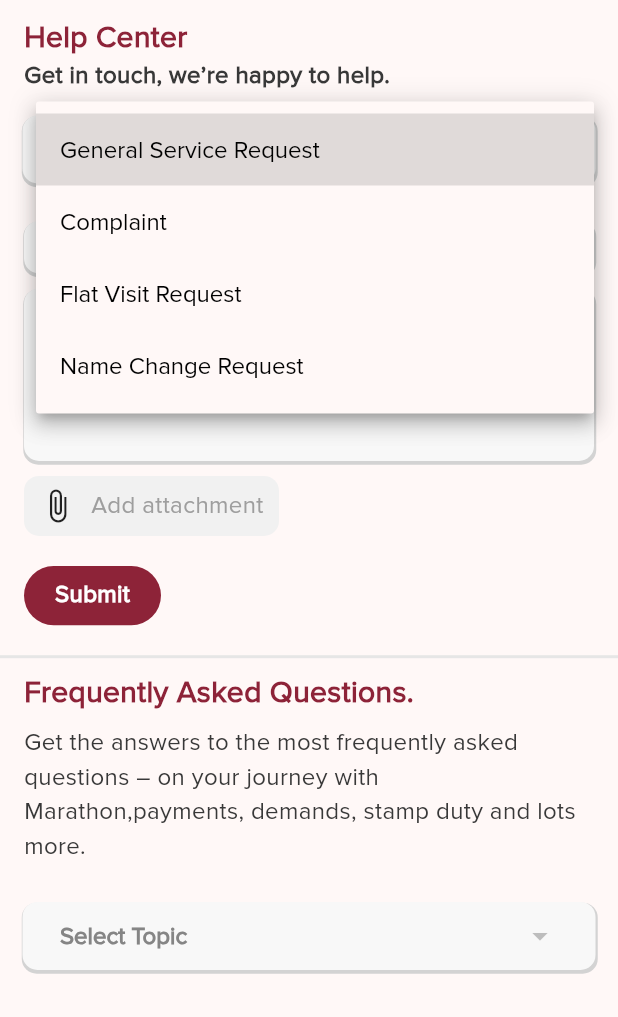
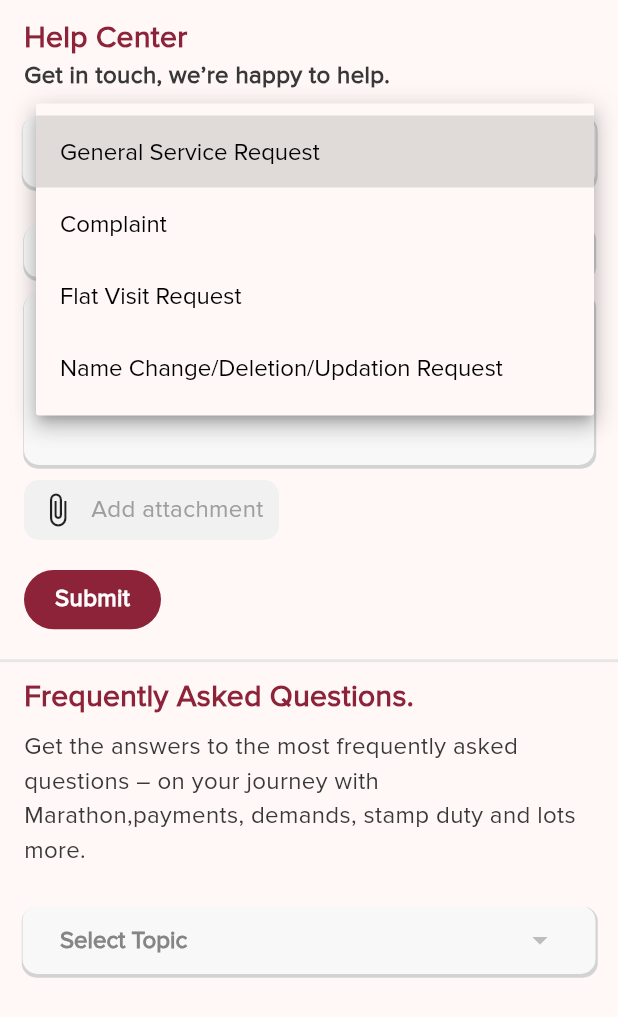
Before and after one commit to ajay-infozzle/my_marathon, a Flutter app: the SupportPage screen opened directly, after a tap on "General Service Request", on a phone screen of 412 x 824 dp. Shown: the top 1017 px of the screen. Run offline on Flutter 3.47's test engine with Material 3 defaults, Android fonts, the phone set to English and light mode, and no system bars; our stand-ins replace cached_network_image, country_code_picker, dio, file_picker, firebase_analytics, firebase_core and 12 more; missing offline and left inert: html_to_pdf_plus, open_file_plus; accounts and stored records are empty; generated files the repository leaves out were written again; network calls fail; statements that could not run were skipped.

Commit message:
version 2.0.0+7

```diff
--- a/lib/controllers/support_controller/support_controller.dart
+++ b/lib/controllers/support_controller/support_controller.dart
@@ -44,7 +44,7 @@ class SupportController extends BaseController {
     "General Service Request",
     "Complaint",
     "Flat Visit Request",
-    "Name Change Request"
+    "Name Change/Deletion/Updation Request"
   ];
 
   GetFaqDataUseCase getFaqDataUseCase;
--- a/lib/data/server/api/api_const.dart
+++ b/lib/data/server/api/api_const.dart
@@ -17,6 +17,11 @@ class Api {
   static const flatVisitFormApi ='$baseUrl/api/getinfoformobileapp';
   static const nameChangeFormApi ='$baseUrl/api/getinfoformobileapp';
 
+
+  static const nameDeletionFormDownloadUrl ='https://crm.marathon.in/pdf/New_Name_Deletion_Letter.docx';
+  static const nameAdditionFormDownloadUrl ='https://crm.marathon.in/pdf/New_Revised_Name_Addition_Letter.docx';
+  static const nameInterchangeFormDownloadUrl = 'https://crm.marathon.in/pdf/New_Revised_Name_Interchange_Letter.docx';
+
   static const referApi =
       'https://hooks.zapier.com/hooks/catch/293636/2b2t5vf/';
   static Uri whatsApp = Uri.parse(
--- a/pubspec.yaml
+++ b/pubspec.yaml
@@ -4,7 +4,7 @@ description: "A new Flutter project."
 publish_to: 'none' # Remove this line if you wish to publish to pub.dev
 
 
-version: 2.0.0+6
+version: 2.0.0+7
 
 environment:
   sdk: '>=3.4.4 <4.0.0'
```
Also changed, not shown: lib/view/main_page/support/support_page.dart (+43 -9 lines).
